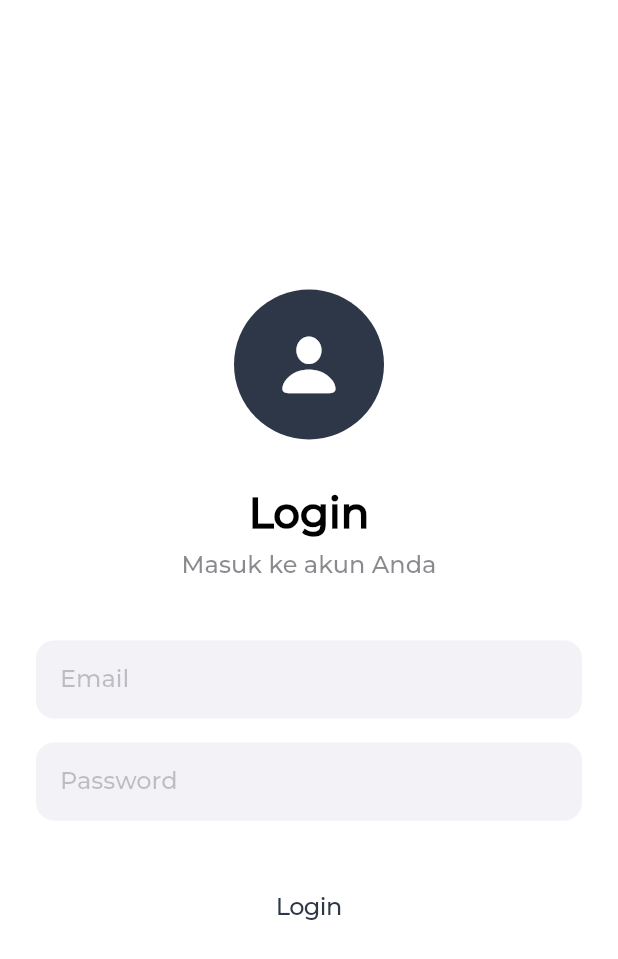
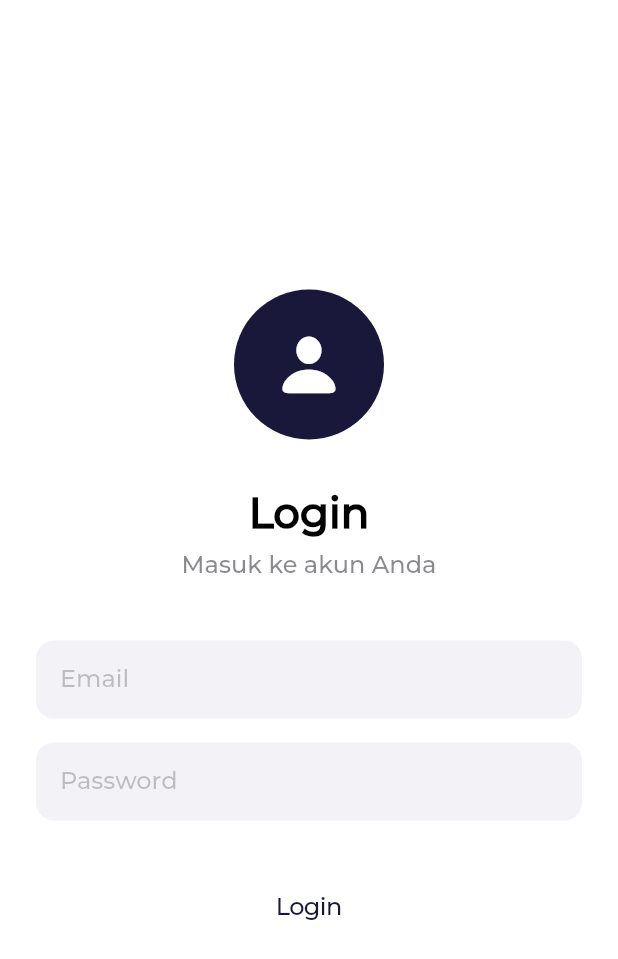
Before and after one commit to nauvaljanuarta/arek-muhammadiyah-mobile, a Flutter app: the screen it shows after launch, on a phone screen of 412 x 824 dp. Shown: the top 959 px of the screen. Run offline on Flutter 3.47's test engine with Material 3 defaults, Android fonts, the light colour scheme and no system bars; project files that could hold a hidden picture were left out.

Commit message:
first commit

```diff
--- a/lib/config/theme/theme.dart
+++ b/lib/config/theme/theme.dart
@@ -1,7 +1,7 @@
 import 'package:flutter/cupertino.dart';
 
 class AppTheme {
-  static const Color primaryDark = Color(0xFF2D3748);
+  static const Color primaryDark = Color(0xFF19183B);
   static const Color primaryMedium = Color(0xFF4A90E2);
   static const Color primaryLight = Color(0xFF63B3ED);
   static const Color accent = Color(0xFF4FD1C7);         // Teal
```
